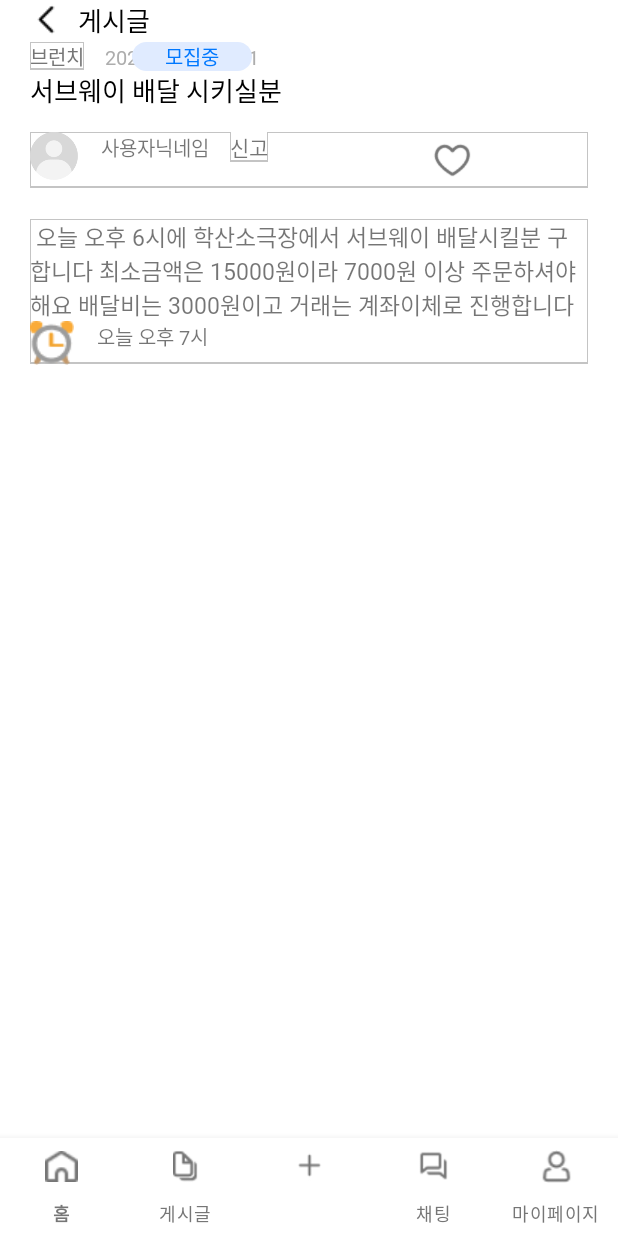
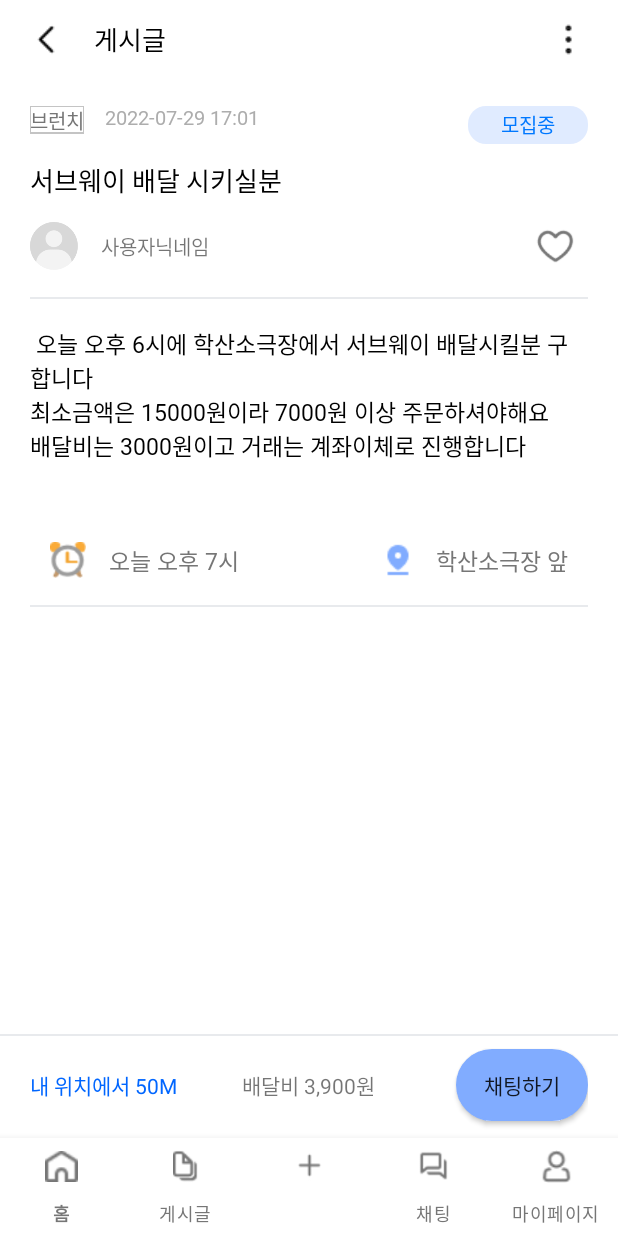
Before and after one commit to Nanuer/client, an Android app: the fragment PostFragment placed in its activity, on a phone screen of 412 x 824 dp. Run offline under Robolectric (Android 15) with nearby library versions, the phone set to English and light mode, and no system bars; libraries missing offline, so code that uses them is left out: net.daum.mf; 4 statements that could not run were skipped.

Commit message:
update post layout

```diff
--- a/app/src/main/java/com/example/nanuer/PostFragment.kt
+++ b/app/src/main/java/com/example/nanuer/PostFragment.kt
@@ -24,10 +24,9 @@ class PostFragment : Fragment(){
         setInit(post)
 
 
-        binding.postBackIv.setOnClickListener {
+        binding.postHeaderBackIv.setOnClickListener {
             parentFragmentManager.beginTransaction().apply {
                 replace(R.id.main_fl, ListFragment())
-                addToBackStack(null)
                 commit()
             }
         }
--- /dev/null
+++ b/app/src/main/res/drawable/textline_bottom_top_gray.xml
@@ -0,0 +1,14 @@
+<?xml version="1.0" encoding="utf-8"?>
+<layer-list xmlns:android="http://schemas.android.com/apk/res/android">
+    <item
+        android:bottom ="1dp"
+        android:left ="-2dp"
+        android:right="-2dp"
+        android:top="1dp"    >
+        <shape android:shape="rectangle">
+            <stroke android:color="@color/gray_light_1"
+                android:width="1dp"/>
+        </shape>
+    </item>
+
+</layer-list>
--- /dev/null
+++ b/app/src/main/res/drawable/textline_top_gray.xml
@@ -0,0 +1,14 @@
+<?xml version="1.0" encoding="utf-8"?>
+<layer-list xmlns:android="http://schemas.android.com/apk/res/android">
+    <item
+        android:bottom ="-2dp"
+        android:left ="-2dp"
+        android:right="-2dp"
+        android:top="1dp"    >
+        <shape android:shape="rectangle">
+            <stroke android:color="@color/gray_light_1"
+                android:width="1dp"/>
+        </shape>
+    </item>
+
+</layer-list>
--- a/app/src/main/res/layout/activity_make_post.xml
+++ b/app/src/main/res/layout/activity_make_post.xml
@@ -179,7 +179,7 @@
             android:layout_marginTop="7dp"
             android:layout_marginBottom="7dp"
             android:layout_toEndOf="@id/make_post_report_tv"
-            android:src="@drawable/heart" />
+            android:src="@drawable/heart_off" />
 
         <ImageView
             android:id="@+id/make_post_heart_on_iv"
@@ -189,7 +189,7 @@
             android:layout_marginTop="7dp"
             android:layout_marginBottom="7dp"
             android:layout_toEndOf="@id/make_post_report_tv"
-            android:src="@drawable/heart"
+            android:src="@drawable/heart_off"
             android:visibility="gone"/>
 
 
--- a/app/src/main/res/layout/fragment_post.xml
+++ b/app/src/main/res/layout/fragment_post.xml
@@ -1,14 +1,20 @@
 <?xml version="1.0" encoding="utf-8"?>
-<ScrollView xmlns:android="http://schemas.android.com/apk/res/android"
+<RelativeLayout
+    xmlns:android="http://schemas.android.com/apk/res/android"
     android:layout_width="match_parent"
     android:layout_height="match_parent"
     xmlns:app="http://schemas.android.com/apk/res-auto">
-
+    <ScrollView
+        android:id="@+id/post_sv"
+        android:layout_width="match_parent"
+        android:layout_height="wrap_content"
+        android:layout_alignParentTop="true"
+        android:layout_above="@id/post_footer_rl">
         <androidx.constraintlayout.widget.ConstraintLayout
-        android:layout_width="match_parent"
-        android:layout_height="match_parent"
+            android:layout_width="wrap_content"
+            android:layout_height="wrap_content"
+            android:paddingHorizontal="20dp"
             >
-
             <RelativeLayout
                 android:id="@+id/post_header_rl"
                 android:layout_width="match_parent"
@@ -16,143 +22,97 @@
                 app:layout_constraintTop_toTopOf="parent"
                 app:layout_constraintStart_toStartOf="parent"
                 app:layout_constraintEnd_toEndOf="parent"
-            android:layout_marginStart="20dp"
-            android:layout_marginEnd="20dp">
+                android:paddingVertical="13dp"
+                >
 
                 <ImageView
-                android:id="@+id/post_back_iv"
-                android:layout_width="23dp"
-                android:layout_height="23dp"
-                android:layout_alignParentLeft="true"
+                    android:id="@+id/post_header_back_iv"
+                    android:layout_width="wrap_content"
+                    android:layout_height="wrap_content"
+                    android:layout_alignParentStart="true"
                     android:layout_centerVertical="true"
                     android:src="@drawable/back" />
 
-
                 <TextView
-                android:id="@+id/post_post_tv"
+                    android:id="@+id/post_header_title_tv"
                     style="@style/BtnMid"
                     android:layout_width="wrap_content"
                     android:layout_height="wrap_content"
-                android:layout_alignLeft="@id/post_back_iv"
-                android:layout_centerInParent="true"
-                android:layout_marginStart="32dp"
+                    android:layout_toEndOf="@id/post_header_back_iv"
+                    android:layout_centerVertical="true"
+                    android:layout_marginStart="19dp"
+                    android:includeFontPadding="false"
                     android:text="게시글"
                     android:textColor="@color/main_black" />
 
+                <ImageView
+                    android:id="@+id/post_header_menu_iv"
+                    android:layout_width="wrap_content"
+                    android:layout_height="wrap_content"
+                    android:src="@drawable/menu"
+                    android:layout_alignParentEnd="true"
+                    />
             </RelativeLayout>
-
-        <RelativeLayout
-            android:id="@+id/post_inform_rl"
-            android:layout_width="match_parent"
-            android:layout_height="wrap_content"
-            app:layout_constraintTop_toBottomOf="@id/post_header_rl"
-            app:layout_constraintStart_toStartOf="parent"
-            app:layout_constraintEnd_toEndOf="parent"
-            android:layout_marginTop="1dp"
-            android:layout_marginStart="20dp"
-            android:layout_marginEnd="20dp"
-            >
 
             <TextView
                 android:id="@+id/post_category_tv"
                 style="@style/TipSmall"
                 android:layout_width="wrap_content"
                 android:layout_height="wrap_content"
-                android:layout_alignParentTop="true"
                 android:background="@drawable/gray_line"
                 android:includeFontPadding="false"
                 android:text="브런치"
                 android:textColor="@color/gray_dark_1"
-                app:layout_constraintStart_toStartOf="parent" />
+                app:layout_constraintStart_toStartOf="parent"
+                app:layout_constraintTop_toBottomOf="@+id/post_header_rl"
+                android:layout_marginTop="18dp"/>
 
             <TextView
-                android:id="@+id/post_get_time_tv"
+                android:id="@+id/post_create_time_tv"
                 style="@style/TipSmall"
                 android:layout_width="wrap_content"
                 android:layout_height="wrap_content"
-                android:layout_alignBaseline="@+id/post_category_tv"
                 android:layout_marginStart="14dp"
-                android:layout_toRightOf="@+id/post_category_tv"
+                android:includeFontPadding="false"
                 android:text="2022-07-29 17:01"
-                android:textColor="@color/gray_light_3" />
+                android:textColor="@color/gray_light_3"
+                app:layout_constraintTop_toTopOf="@id/post_category_tv"
+                app:layout_constraintStart_toEndOf="@id/post_category_tv"/>
+
+            <TextView
+                android:id="@+id/post_recruit_tv"
+                style="@style/TipSmall"
+                android:layout_width="80dp"
+                android:layout_height="25dp"
+                android:background="@drawable/recruit_ing_round"
+                android:gravity="center"
+                android:includeFontPadding="false"
+                android:text="모집중"
+                android:textColor="@color/blue_dark_2"
+                app:layout_constraintTop_toTopOf="@id/post_category_tv"
+                app:layout_constraintEnd_toEndOf="parent"/>
+
 
             <TextView
                 android:id="@+id/post_title_tv"
                 style="@style/TitleMid"
                 android:layout_width="wrap_content"
                 android:layout_height="wrap_content"
-                android:layout_below="@id/post_get_time_tv"
-                android:background="@null"
                 android:includeFontPadding="false"
                 android:text="서브웨이 배달 시키실분"
-                android:textColor="@color/main_black" />
-
-<!--            <TextView-->
-<!--                android:id="@+id/post_get_title_tv"-->
-<!--                style="@style/TitleMid"-->
-<!--                android:layout_width="wrap_content"-->
-<!--                android:layout_height="wrap_content"-->
-<!--                android:includeFontPadding="false"-->
-<!--                android:textColor="@color/main_black"-->
-<!--                app:layout_constraintStart_toStartOf="parent"-->
-<!--                app:layout_constraintTop_toBottomOf="@id/post_category_tv"-->
-<!--                android:layout_marginTop="17dp"-->
-<!--                android:layout_marginStart="20dp"/>-->
-
-            <TextView
-                android:id="@+id/post_recruit_ing_tv"
-                style="@style/TipSmall"
-                android:layout_width="80dp"
-                android:layout_height="wrap_content"
-                android:layout_alignBaseline="@id/post_title_et"
-                android:layout_marginStart="68dp"
-                android:layout_toRightOf="@+id/post_title_et"
-                android:background="@drawable/recruit_ing_round"
-                android:gravity="center_horizontal"
-                android:includeFontPadding="false"
-                android:text="모집중"
-                android:textColor="@color/blue_dark_2" />
-
-<!--            <TextView-->
-<!--                android:id="@+id/post_recruit_end_tv"-->
-<!--                android:layout_width="80dp"-->
-<!--                android:layout_height="wrap_content"-->
-<!--                style="@style/TipSmall"-->
-<!--                android:background="@drawable/recruit_ing_round"-->
-<!--                android:textColor="@color/gray_dark_1"-->
-<!--                android:gravity="center_horizontal"-->
-<!--                android:includeFontPadding="false"-->
-<!--                android:text="모집마감"-->
-<!--                app:layout_constraintStart_toEndOf="@id/post_title_tv"-->
-<!--                app:layout_constraintTop_toTopOf="@id/post_title_tv"-->
-<!--                app:layout_constraintBottom_toBottomOf="@id/post_title_tv"-->
-<!--                android:layout_marginStart="68dp"-->
-<!--                android:visibility="gone"/>-->
-
-
-
-
-        </RelativeLayout>
-
-
-        <RelativeLayout
-            android:id="@+id/post_user_rl"
-            android:layout_width="match_parent"
-            android:layout_height="wrap_content"
-            android:layout_marginStart="20dp"
-            android:layout_marginEnd="20dp"
-            android:layout_marginTop="15dp"
-            app:layout_constraintEnd_toEndOf="parent"
-            app:layout_constraintHorizontal_bias="0.0"
+                android:textColor="@color/main_black"
+                app:layout_constraintTop_toBottomOf="@id/post_category_tv"
                 app:layout_constraintStart_toStartOf="parent"
-            app:layout_constraintTop_toBottomOf="@id/post_inform_rl"
-            android:background="@drawable/gray_line">
+                android:layout_marginTop="17dp"/>
 
             <ImageView
                 android:id="@+id/post_profile_iv"
                 android:layout_width="32dp"
                 android:layout_height="32dp"
-                android:src="@drawable/profile" />
+                android:src="@drawable/profile"
+                app:layout_constraintTop_toBottomOf="@id/post_title_tv"
+                app:layout_constraintStart_toStartOf="parent"
+                android:layout_marginTop="15dp"/>
 
             <TextView
                 android:id="@+id/post_user_nickname_tv"
@@ -160,44 +120,33 @@
                 android:layout_width="wrap_content"
                 android:layout_height="wrap_content"
                 android:layout_marginStart="15dp"
-                android:layout_toRightOf="@id/post_profile_iv"
-                android:text="사용자닉네임" />
-
-            <TextView
-                android:id="@+id/post_report_tv"
-                android:layout_width="wrap_content"
-                android:layout_height="wrap_content"
-                android:layout_alignBaseline="@id/post_user_nickname_tv"
-                android:layout_marginStart="14dp"
-                android:layout_toRightOf="@id/post_user_nickname_tv"
-                android:text="신고"
-                android:background="@drawable/gray_line"
-            />
+                android:text="사용자닉네임"
+                app:layout_constraintTop_toTopOf="@id/post_profile_iv"
+                app:layout_constraintBottom_toBottomOf="@id/post_profile_iv"
+                app:layout_constraintStart_toEndOf="@id/post_profile_iv"
+                app:layout_goneMarginStart="13dp"/>
 
             <ImageView
                 android:id="@+id/post_heart_off_iv"
                 android:layout_width="27dp"
                 android:layout_height="23dp"
-                android:layout_marginStart="109dp"
-                android:layout_marginTop="7dp"
-                android:layout_marginBottom="7dp"
-                android:layout_toRightOf="@id/post_report_tv"
-                android:src="@drawable/heart" />
+                android:src="@drawable/heart_off"
+                app:layout_constraintTop_toTopOf="@id/post_profile_iv"
+                app:layout_constraintBottom_toBottomOf="@id/post_profile_iv"
+                app:layout_constraintEnd_toEndOf="parent"
+                android:layout_marginEnd="8dp"
+                />
 
             <ImageView
                 android:id="@+id/post_heart_on_iv"
                 android:layout_width="27dp"
                 android:layout_height="23dp"
-                android:layout_marginStart="109dp"
-                android:layout_marginTop="7dp"
-                android:layout_marginBottom="7dp"
-                android:layout_toRightOf="@id/post_report_tv"
-                android:src="@drawable/heart"
+                android:src="@drawable/heart_on"
+                app:layout_constraintTop_toTopOf="@id/post_profile_iv"
+                app:layout_constraintBottom_toBottomOf="@id/post_profile_iv"
+                app:layout_constraintEnd_toEndOf="parent"
+                android:layout_marginEnd="8dp"
                 android:visibility="gone"/>
-
-
-
-        </RelativeLayout>
 
 
             <RelativeLayout
@@ -206,11 +155,10 @@
                 android:layout_height="wrap_content"
                 app:layout_constraintStart_toStartOf="parent"
                 app:layout_constraintEnd_toEndOf="parent"
-            app:layout_constraintTop_toBottomOf="@id/post_user_rl"
-            android:layout_marginStart="20dp"
-            android:layout_marginEnd="20dp"
-            android:layout_marginTop="20dp"
-            android:background="@drawable/gray_line"
+                app:layout_constraintTop_toBottomOf="@id/post_profile_iv"
+                android:layout_marginTop="17dp"
+                android:paddingVertical="20dp"
+                android:background="@drawable/textline_bottom_top_gray"
                 >
 
                 <TextView
@@ -218,39 +166,98 @@
                     style="@style/Regular"
                     android:layout_width="match_parent"
                     android:layout_height="wrap_content"
-                android:background="@null"
                     android:text=" 오늘 오후 6시에 학산소극장에서 서브웨이 배달시킬분 구합니다
-최소금액은 15000원이라 7000원 이상 주문하셔야해요
-배달비는 3000원이고 거래는 계좌이체로 진행합니다
-" />
+                \n최소금액은 15000원이라 7000원 이상 주문하셔야해요
+                \n배달비는 3000원이고 거래는 계좌이체로 진행합니다
+                "
+                    android:textColor="@color/main_black" />
 
                 <ImageView
-                android:id="@+id/post_clock_iv"
-                android:layout_width="wrap_content"
-                android:layout_height="wrap_content"
+                    android:id="@+id/post_clock_icon_iv"
+                    android:layout_width="24dp"
+                    android:layout_height="24dp"
                     android:layout_below="@id/post_content_tv"
+                    android:layout_alignParentStart="true"
+                    android:layout_marginStart="13dp"
+                    android:layout_marginTop="53dp"
                     android:src="@drawable/clock" />
 
                 <TextView
                     android:id="@+id/post_time_tv"
-                style="@style/TipSmall"
+                    style="@style/Regular"
                     android:layout_width="wrap_content"
                     android:layout_height="wrap_content"
                     android:layout_below="@id/post_content_tv"
-                android:layout_alignBaseline="@id/post_clock_iv"
+                    android:layout_alignTop="@+id/post_clock_icon_iv"
+                    android:layout_alignBottom="@id/post_clock_icon_iv"
                     android:layout_marginStart="15dp"
-                android:layout_toRightOf="@id/post_clock_iv"
+                    android:layout_toEndOf="@id/post_clock_icon_iv"
+                    android:gravity="center"
+                    android:includeFontPadding="false"
+                    android:textColor="@color/gray_dark_2"
                     android:text="오늘 오후 7시" />
 
+                <ImageView
+                    android:id="@+id/post_location_icon_iv"
+                    android:layout_width="24dp"
+                    android:layout_height="24dp"
+                    android:layout_below="@id/post_content_tv"
+                    android:layout_marginTop="53dp"
+                    android:layout_marginEnd="13dp"
+                    android:layout_toStartOf="@id/post_location_tv"
+                    android:src="@drawable/location" />
 
+                <TextView
+                    android:id="@+id/post_location_tv"
+                    style="@style/Regular"
+                    android:layout_width="wrap_content"
+                    android:layout_height="wrap_content"
+                    android:layout_below="@id/post_content_tv"
+                    android:layout_alignTop="@+id/post_location_icon_iv"
+                    android:layout_alignBottom="@id/post_location_icon_iv"
+                    android:layout_alignParentEnd="true"
+                    android:gravity="center"
+                    android:includeFontPadding="false"
+                    android:textColor="@color/gray_dark_2"
+                    android:layout_marginEnd="13dp"
+                    android:text="학산소극장 앞" />
+            </RelativeLayout>
+        </androidx.constraintlayout.widget.ConstraintLayout>
+    </ScrollView>
+    <RelativeLayout
+        android:id="@+id/post_footer_rl"
+        android:layout_width="match_parent"
+        android:layout_height="70dp"
+        android:paddingHorizontal="20dp"
+        android:layout_alignParentBottom="true"
+        android:background="@drawable/textline_top_gray">
+        <TextView
+            android:id="@+id/post_footer_distance_tv"
+            android:layout_width="wrap_content"
+            android:layout_height="wrap_content"
+            android:text="내 위치에서 50M"
+            android:textColor="@color/blue_dark_1"
+            android:layout_centerVertical="true"
+            android:layout_alignParentStart="true"
+            />
 
+        <TextView
+            android:id="@+id/post_footer_delivery_fee_tv"
+            android:layout_width="wrap_content"
+            android:layout_height="wrap_content"
+            android:text="배달비 3,900원"
+            android:layout_centerInParent="true"
+            />
+
+        <androidx.appcompat.widget.AppCompatButton
+            android:layout_width="wrap_content"
+            android:layout_height="wrap_content"
+            android:text="채팅하기"
+            android:background="@drawable/blue_button"
+            android:layout_alignParentEnd="true"
+            android:layout_centerVertical="true"
+            />
+    </RelativeLayout>
 
 
 </RelativeLayout>
-
-
-
-
-
-    </androidx.constraintlayout.widget.ConstraintLayout>
-</ScrollView>
--- a/app/src/main/res/layout/list_item.xml
+++ b/app/src/main/res/layout/list_item.xml
@@ -67,7 +67,7 @@
         android:id="@+id/list_post_heart_off_tv"
         android:layout_width="25dp"
         android:layout_height="21dp"
-        android:src="@drawable/heart"
+        android:src="@drawable/heart_off"
         android:layout_alignParentEnd="true"
         app:layout_constraintTop_toTopOf="@id/list_post_distance_tv"
         app:layout_constraintEnd_toEndOf="parent"/>
```
Also changed, not shown: app/src/main/res/drawable-v24/location.png (added), app/src/main/res/drawable/heart_off.png (renamed from app/src/main/res/drawable/heart.png), app/src/main/res/drawable/heart_on.png (added), app/src/main/res/drawable/menu.png (added). Lines whose indentation alone changed are shown as unchanged.
